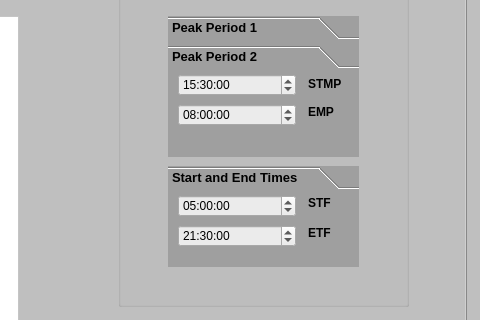
Above: UI/InterfaceBus.ui from Potter-Gryffindor/Proyecto-Final before the change; both pictures show x 484 to 964 and y 149 to 469 of the 964 by 677 pixel window. Below: the same form after it.
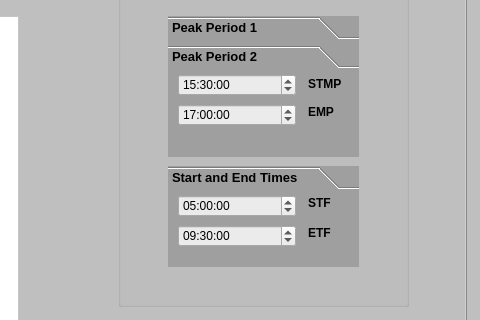
That is the form after the change. The open tabs and pages were chosen to show the change. Icons and pictures are not drawn.

The edit to the form file:
```diff
--- a/UI/InterfaceBus.ui
+++ b/UI/InterfaceBus.ui
@@ -1780,8 +1780,8 @@
          <rect>
           <x>0</x>
           <y>0</y>
-          <width>100</width>
-          <height>30</height>
+          <width>191</width>
+          <height>71</height>
          </rect>
         </property>
         <attribute name="label">
@@ -1857,7 +1857,7 @@
          </property>
          <property name="dateTime">
           <datetime>
-           <hour>8</hour>
+           <hour>17</hour>
            <minute>0</minute>
            <second>0</second>
            <year>2022</year>
@@ -1867,7 +1867,7 @@
          </property>
          <property name="time">
           <time>
-           <hour>8</hour>
+           <hour>17</hour>
            <minute>0</minute>
            <second>0</second>
           </time>
@@ -2004,7 +2004,7 @@
          </property>
          <property name="dateTime">
           <datetime>
-           <hour>21</hour>
+           <hour>9</hour>
            <minute>30</minute>
            <second>0</second>
            <year>2022</year>
@@ -2014,7 +2014,7 @@
          </property>
          <property name="time">
           <time>
-           <hour>21</hour>
+           <hour>9</hour>
            <minute>30</minute>
            <second>0</second>
           </time>
```
Left out of the diff: 4 changed lines with no effect on the pictures.
